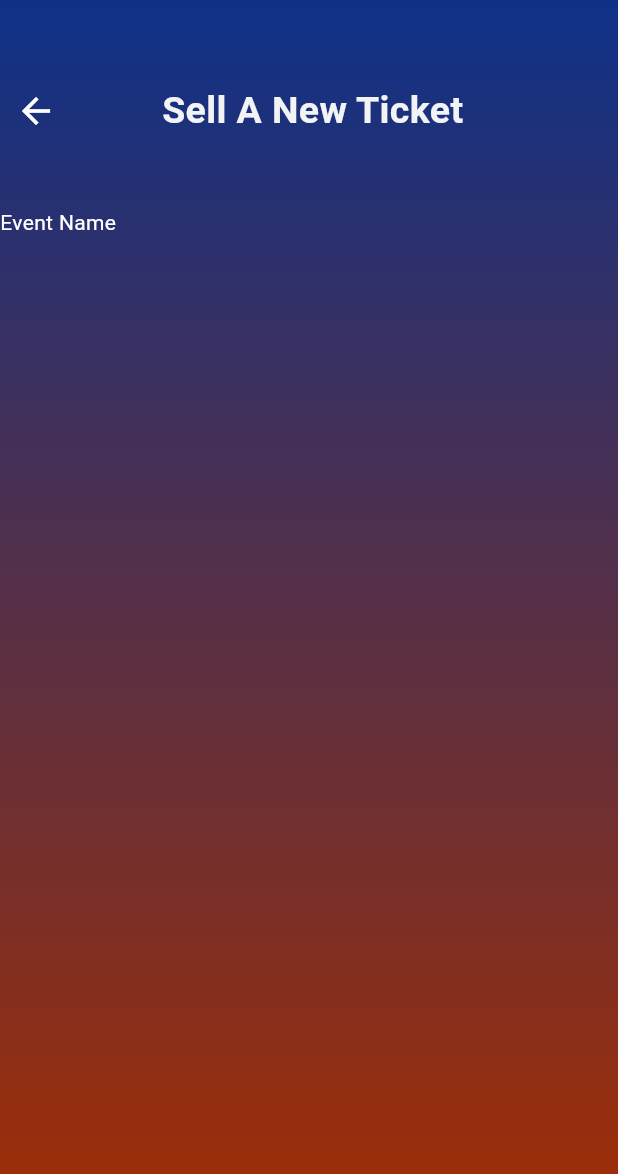
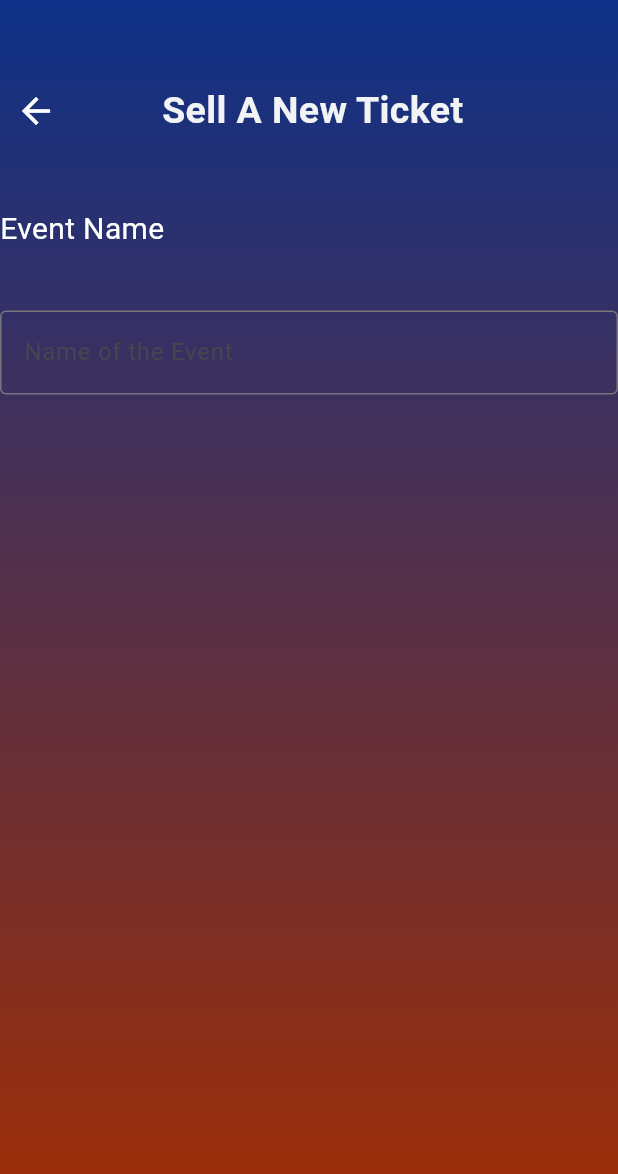
Before and after one commit to MubeenMohammed/ticket_sphere, a Flutter app: the screen it shows after launch, on a phone screen of 412 x 824 dp. Shown: the top 1174 px of the screen. Run offline on Flutter 3.47's test engine with Material 3 defaults, Android fonts, the phone set to English and light mode, and no system bars.

Commit message:
update the styles

```diff
--- a/lib/widgets/ticket_selling_page.dart
+++ b/lib/widgets/ticket_selling_page.dart
@@ -55,7 +55,19 @@ class TicketSellingPage extends StatelessWidget {
                 ),
                 const Text(
                   "Event Name",
-                  style: TextStyle(color: Colors.white),
+                  style: TextStyle(
+                    color: Colors.white,
+                    fontSize: 20,
+                  ),
+                ),
+                const SizedBox(
+                  height: 40,
+                ),
+                const TextField(
+                  decoration: InputDecoration(
+                      fillColor: Colors.white,
+                      border: OutlineInputBorder(),
+                      labelText: "Name of the Event"),
                 )
               ],
             ),
```
